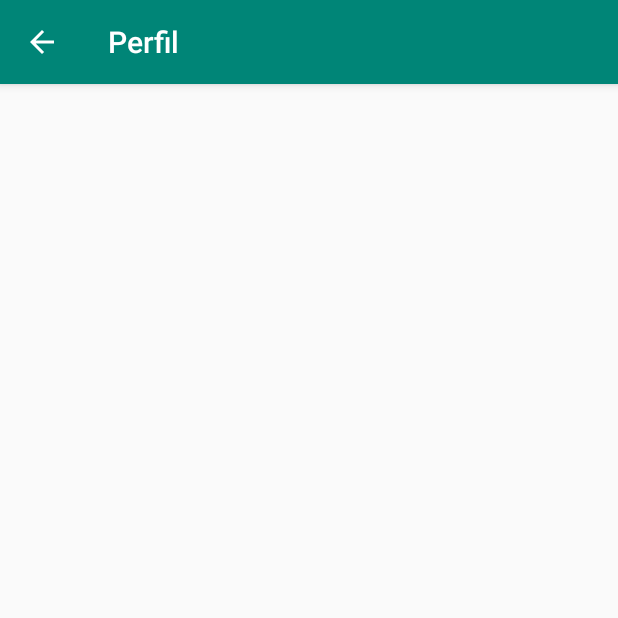
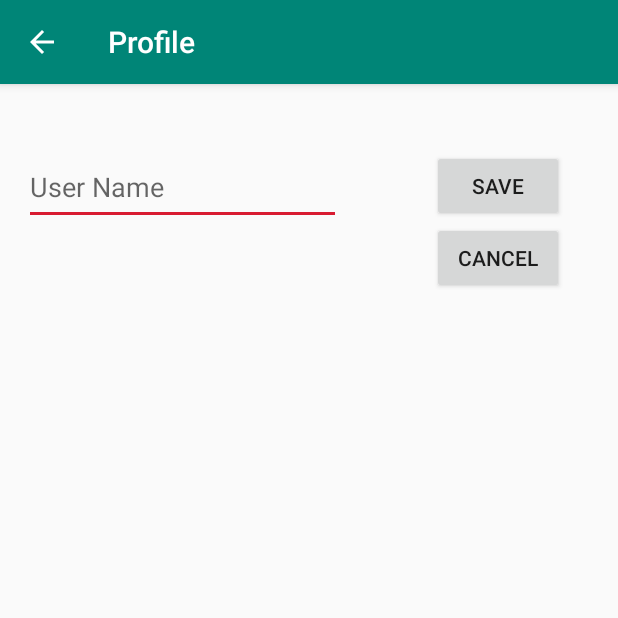
Before and after one commit to Pedromatos98/Quizz, an Android app: the Perfil screen opened directly, with no data from a screen before it, on a phone screen of 412 x 824 dp, the top half of it. Run offline under Robolectric (Android 15) with nearby library versions, the phone set to English and light mode, and no system bars; 1 statement that could not run was skipped.

Commit message:
semana 2(verificação de dados, internacionalização da app)

```diff
--- a/app/src/main/res/layout/content_main.xml
+++ b/app/src/main/res/layout/content_main.xml
@@ -40,7 +40,7 @@
         android:layout_marginEnd="120dp"
         android:layout_marginRight="120dp"
         android:onClick="startGame"
-        android:text="@string/iniciar_jogo"
+        android:text="@string/Start_Game"
         app:layout_constraintEnd_toEndOf="parent"
         app:layout_constraintHorizontal_bias="1.0"
         app:layout_constraintStart_toStartOf="parent"
@@ -56,7 +56,7 @@
         android:layout_marginEnd="8dp"
         android:layout_marginRight="8dp"
         android:onClick="perfil"
-        android:text="@string/perfil"
+        android:text="@string/profile"
         app:layout_constraintEnd_toEndOf="parent"
         app:layout_constraintHorizontal_bias="0.498"
         app:layout_constraintStart_toStartOf="parent"
--- a/app/src/main/res/layout/content_perfil.xml
+++ b/app/src/main/res/layout/content_perfil.xml
@@ -8,4 +8,40 @@
     tools:context=".Perfil"
     tools:showIn="@layout/activity_perfil">
 
+    <EditText
+        android:id="@+id/editText"
+        android:layout_width="211dp"
+        android:layout_height="50dp"
+        android:layout_marginStart="16dp"
+        android:layout_marginLeft="16dp"
+        android:layout_marginTop="44dp"
+        android:ems="10"
+        android:hint="@string/user_name"
+        android:inputType="textPersonName"
+        app:layout_constraintStart_toStartOf="parent"
+        app:layout_constraintTop_toTopOf="parent" />
+
+    <Button
+        android:id="@+id/Savebutton"
+        android:layout_width="wrap_content"
+        android:layout_height="wrap_content"
+        android:layout_marginTop="44dp"
+        android:layout_marginEnd="36dp"
+        android:layout_marginRight="36dp"
+        android:onClick="guardar"
+        android:text="@string/save"
+        app:layout_constraintEnd_toEndOf="parent"
+        app:layout_constraintTop_toTopOf="parent" />
+
+    <Button
+        android:id="@+id/button"
+        android:layout_width="wrap_content"
+        android:layout_height="wrap_content"
+        android:layout_marginTop="92dp"
+        android:layout_marginEnd="36dp"
+        android:layout_marginRight="36dp"
+        android:onClick="cancel"
+        android:text="@string/cancel"
+        app:layout_constraintEnd_toEndOf="parent"
+        app:layout_constraintTop_toTopOf="parent" />
 </androidx.constraintlayout.widget.ConstraintLayout>
```
Also changed, not shown: app/src/main/java/pt/ipg/trabalho/MainActivity.java (+8 -0 lines), app/src/main/java/pt/ipg/trabalho/Perfil.java (+24 -0 lines), app/src/main/res/values/strings.xml (+9 -6 lines), 1 other file.
